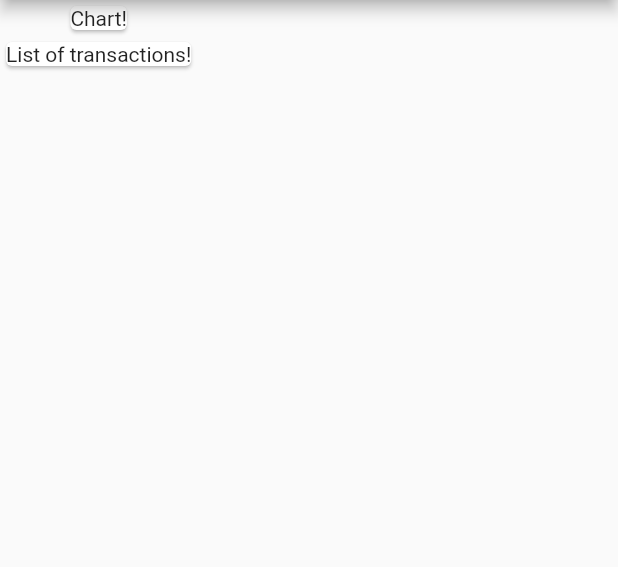
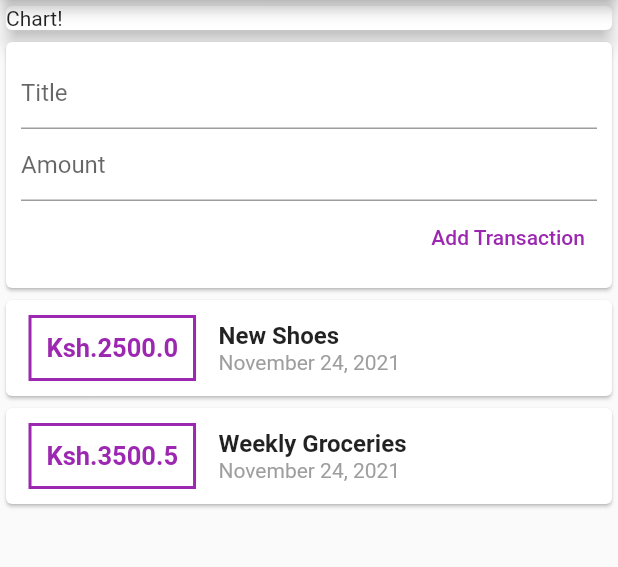
Before and after one commit to kiptooBiwot/expense-planner, a Flutter app: the screen it shows after launch, on a phone screen of 412 x 824 dp, the part 84-651 px from its top. Run offline on Flutter 3.47's test engine with Material 2 defaults, Android fonts, the phone set to English and light mode, and no system bars.

Commit message:
ui creation

```diff
--- a/lib/screens/home.dart
+++ b/lib/screens/home.dart
@@ -1,22 +1,122 @@
+import 'package:flutter/cupertino.dart';
 import 'package:flutter/material.dart';
+import 'package:intl/intl.dart';
+
+import 'package:expense_planner/transaction.dart';
 
 class Home extends StatelessWidget {
   const Home({Key? key}) : super(key: key);
 
   @override
   Widget build(BuildContext context) {
+    final List<Transaction> transactions = [
+      Transaction(
+        id: 't1',
+        title: 'New Shoes',
+        amount: 2500.00,
+        date: DateTime.now(),
+      ),
+      Transaction(
+        id: 't2',
+        title: 'Weekly Groceries',
+        amount: 3500.50,
+        date: DateTime.now(),
+      ),
+    ];
+
+    final titleController = TextEditingController();
+    final amountController = TextEditingController();
+
     return Scaffold(
       appBar: AppBar(
         title: const Text('Expense Planner'),
         centerTitle: true,
       ),
       body: Column(
-        children: const [
-          Card(
-            child: Text('Chart!'),
+        children: [
+          Container(
+            width: double.infinity,
+            child: const Card(
+              child: Text('Chart!'),
+              elevation: 5.0,
+            ),
           ),
           Card(
-            child: Text('List of transactions!'),
+            child: Container(
+              padding: const EdgeInsets.all(10.0),
+              child: Column(
+                crossAxisAlignment: CrossAxisAlignment.end,
+                children: [
+                  TextField(
+                    decoration: const InputDecoration(
+                      hintText: 'Title',
+                    ),
+                    controller: titleController,
+                  ),
+                  TextField(
+                    decoration: const InputDecoration(hintText: 'Amount'),
+                    controller: amountController,
+                    keyboardType: TextInputType.number,
+                  ),
+                  TextButton(
+                    onPressed: () {
+                      print(titleController.text);
+                    },
+                    child: const Text('Add Transaction'),
+                  ),
+                ],
+              ),
+            ),
+          ),
+          Column(
+            children: transactions.map((tx) {
+              return Card(
+                child: Row(
+                  children: [
+                    Container(
+                      margin: const EdgeInsets.symmetric(
+                        vertical: 10.0,
+                        horizontal: 15.0,
+                      ),
+                      decoration: BoxDecoration(
+                        border: Border.all(
+                          color: Colors.purple,
+                          width: 2.0,
+                        ),
+                      ),
+                      padding: const EdgeInsets.all(10.0),
+                      child: Text(
+                        'Ksh.${tx.amount}',
+                        style: const TextStyle(
+                          fontWeight: FontWeight.bold,
+                          fontSize: 17.0,
+                          color: Colors.purple,
+                        ),
+                      ),
+                    ),
+                    // const SizedBox(width: 20.0),
+                    Column(
+                      crossAxisAlignment: CrossAxisAlignment.start,
+                      children: [
+                        Text(
+                          tx.title,
+                          style: const TextStyle(
+                            fontWeight: FontWeight.bold,
+                            fontSize: 16.0,
+                          ),
+                        ),
+                        Text(
+                          DateFormat.yMMMMd().format(tx.date),
+                          style: const TextStyle(
+                            color: Colors.grey,
+                          ),
+                        ),
+                      ],
+                    )
+                  ],
+                ),
+              );
+            }).toList(),
           ),
         ],
       ),
--- /dev/null
+++ b/lib/transaction.dart
@@ -0,0 +1,12 @@
+class Transaction {
+  final String id;
+  final String title;
+  final double amount;
+  final DateTime date;
+
+  Transaction(
+      {required this.id,
+      required this.title,
+      required this.amount,
+      required this.date});
+}
--- a/pubspec.yaml
+++ b/pubspec.yaml
@@ -3,7 +3,7 @@ description: A new Flutter project.
 
 # The following line prevents the package from being accidentally published to
 # pub.dev using `flutter pub publish`. This is preferred for private packages.
-publish_to: 'none' # Remove this line if you wish to publish to pub.dev
+publish_to: "none" # Remove this line if you wish to publish to pub.dev
 
 # The following defines the version and build number for your application.
 # A version number is three numbers separated by dots, like 1.2.43
@@ -29,7 +29,7 @@ environment:
 dependencies:
   flutter:
     sdk: flutter
-
+  intl: ^0.17.0
 
   # The following adds the Cupertino Icons font to your application.
   # Use with the CupertinoIcons class for iOS style icons.
@@ -51,7 +51,6 @@ dev_dependencies:
 
 # The following section is specific to Flutter.
 flutter:
-
   # The following line ensures that the Material Icons font is
   # included with your application, so that you can use the icons in
   # the material Icons class.
```
Also changed, not shown: pubspec.lock.
